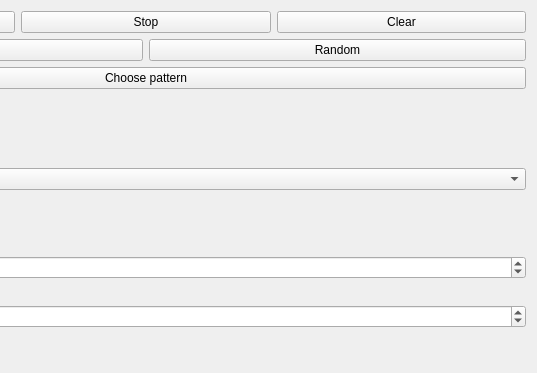
Above: mainwindow.ui from alexandrakmet/conway before the change; both pictures show x 245 to 782 and y 0 to 373 of the 782 by 500 pixel window. Below: the same form after it.
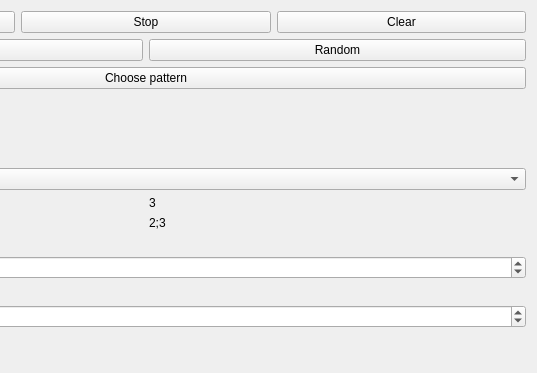
That is the form after the change.

Diff of the .ui file:
```diff
--- a/mainwindow.ui
+++ b/mainwindow.ui
@@ -110,7 +110,7 @@
           <item>
            <widget class="QLabel" name="labelBorn">
             <property name="text">
-             <string/>
+             <string>3</string>
             </property>
            </widget>
           </item>
@@ -128,7 +128,7 @@
           <item>
            <widget class="QLabel" name="labelSurv">
             <property name="text">
-             <string/>
+             <string>2;3</string>
             </property>
            </widget>
           </item>
```
